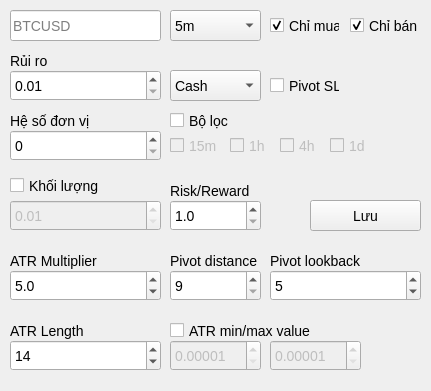
Old version of the form ui/EditWindow.ui in the repository nguyenvantat1182002/rsi-signal-bot.
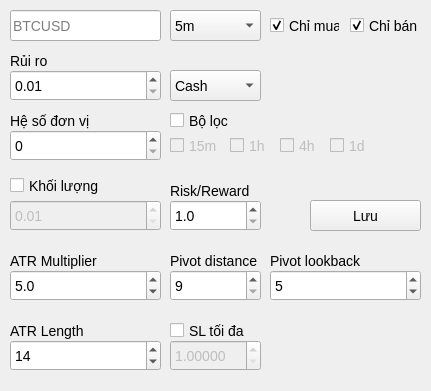
New version of the form.

```diff
--- a/ui/EditWindow.ui
+++ b/ui/EditWindow.ui
@@ -512,7 +512,7 @@
      <rect>
       <x>170</x>
       <y>320</y>
-      <width>251</width>
+      <width>81</width>
       <height>21</height>
      </rect>
     </property>
@@ -520,7 +520,7 @@
      <cursorShape>PointingHandCursor</cursorShape>
     </property>
     <property name="text">
-     <string>ATR min/max value</string>
+     <string>SL tối đa</string>
     </property>
    </widget>
    <widget class="QDoubleSpinBox" name="doubleSpinBox_5">
@@ -539,48 +539,16 @@
      <number>5</number>
     </property>
     <property name="minimum">
-     <double>0.000010000000000</double>
+     <double>1.000000000000000</double>
     </property>
-    <property name="singleStep">
-     <double>0.000010000000000</double>
+    <property name="maximum">
+     <double>9999.000000000000000</double>
     </property>
-   </widget>
-   <widget class="QDoubleSpinBox" name="doubleSpinBox_6">
-    <property name="enabled">
-     <bool>false</bool>
-    </property>
-    <property name="geometry">
-     <rect>
-      <x>270</x>
-      <y>340</y>
-      <width>91</width>
-      <height>31</height>
-     </rect>
-    </property>
-    <property name="decimals">
-     <number>5</number>
-    </property>
-    <property name="minimum">
-     <double>0.000010000000000</double>
-    </property>
     <property name="singleStep">
      <double>0.000010000000000</double>
     </property>
-   </widget>
-   <widget class="QCheckBox" name="checkBox_10">
-    <property name="geometry">
-     <rect>
-      <x>270</x>
-      <y>70</y>
-      <width>70</width>
-      <height>31</height>
-     </rect>
-    </property>
-    <property name="cursor">
-     <cursorShape>PointingHandCursor</cursorShape>
-    </property>
-    <property name="text">
-     <string>Pivot SL</string>
+    <property name="value">
+     <double>1.000000000000000</double>
     </property>
    </widget>
   </widget>
```
